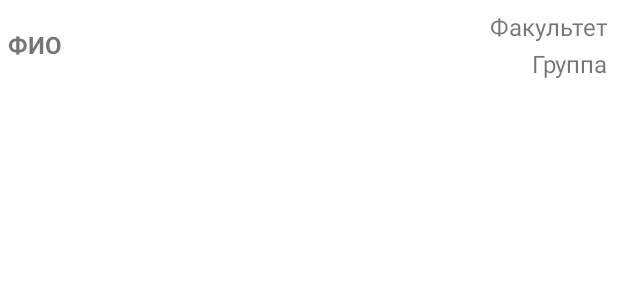
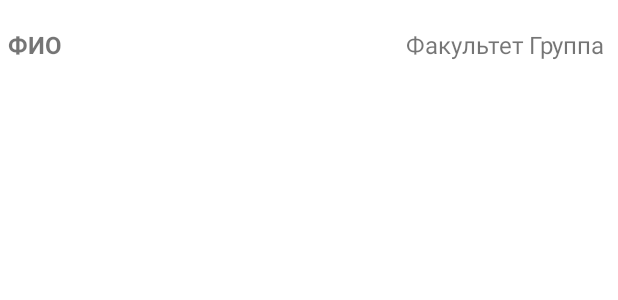
Before and after one commit to Paulgof/studentera, an Android app: the layout student_element.xml on its own in the app's theme, with its tools: preview values and no code run, on a phone screen of 412 x 824 dp. Shown: the top 300 px of the screen. Run offline under Robolectric (Android 15) with nearby library versions, the phone set to English and light mode, and no system bars.

```diff
--- a/app/src/main/java/com/example/studentera/StudentActivity.java
+++ b/app/src/main/java/com/example/studentera/StudentActivity.java
@@ -123,8 +123,8 @@ public class StudentActivity extends AppCompatActivity {
         AdapterView.OnItemClickListener clSubject = (adapterView, view, i, l) -> selectSubject(i, view);
         subjectsList.setOnItemClickListener(clSubject);
 
-        if (LOAD_SUBJECTS_MODE && studentSubjects.size() == 0) {
-            Log.i("LA", "Thread mode");
+        if (LOAD_SUBJECTS_MODE && mStudent.isSubjectsEmpty()) {
+            Log.i("LA", "Load subjects mode");
             new Thread(() -> {
                 int status = loadMarks();
                 if (status == HAS_CHANGES) {
--- a/app/src/main/res/layout/student_element.xml
+++ b/app/src/main/res/layout/student_element.xml
@@ -3,43 +3,51 @@
     android:id="@+id/ll_element"
     android:layout_width="match_parent"
     android:layout_height="wrap_content"
-    android:background="@color/white">
+    android:background="@color/white"
+    android:paddingTop="12dp"
+    android:paddingBottom="12dp">
 
     <TextView
         android:id="@+id/twFIO"
-        android:layout_width="wrap_content"
+        android:layout_width="0dp"
         android:layout_height="match_parent"
         android:layout_margin="5dp"
-        android:layout_weight="5"
+        android:layout_weight="0.65"
         android:gravity="center_vertical"
         android:keepScreenOn="false"
         android:text="@string/student_fio"
         android:textSize="16sp"
-        android:textStyle="bold" />
+        android:textStyle="bold"
+        android:ellipsize="marquee"
+        android:singleLine="true"
+        android:scrollHorizontally="true"
+        android:marqueeRepeatLimit="marquee_forever"/>
 
     <LinearLayout
-        android:layout_width="wrap_content"
+        android:layout_width="0dp"
         android:layout_height="wrap_content"
         android:layout_margin="5dp"
-        android:layout_weight="5"
-        android:orientation="vertical">
+        android:layout_weight="0.35"
+        android:clickable="false"
+        android:focusable="false">
 
         <TextView
             android:id="@+id/twFaculty"
-            android:layout_width="wrap_content"
+            android:layout_width="0dp"
             android:layout_height="wrap_content"
-            android:layout_gravity="right"
-            android:layout_weight="1"
+            android:layout_gravity="end"
+            android:layout_weight="0.6"
             android:padding="1dp"
             android:text="@string/faculty"
             android:textSize="16sp" />
 
         <TextView
             android:id="@+id/twGroup"
-            android:layout_width="wrap_content"
+
+            android:layout_width="0dp"
             android:layout_height="wrap_content"
-            android:layout_gravity="right"
-            android:layout_weight="1"
+            android:layout_gravity="end"
+            android:layout_weight="0.4"
             android:padding="1dp"
             android:text="@string/group"
             android:textSize="16sp" />
```
Also changed, not shown: app/src/main/java/com/example/studentera/MainActivity.java (+36 -3 lines), app/src/main/java/com/example/studentera/StudentAdapter.java (+27 -4 lines).
